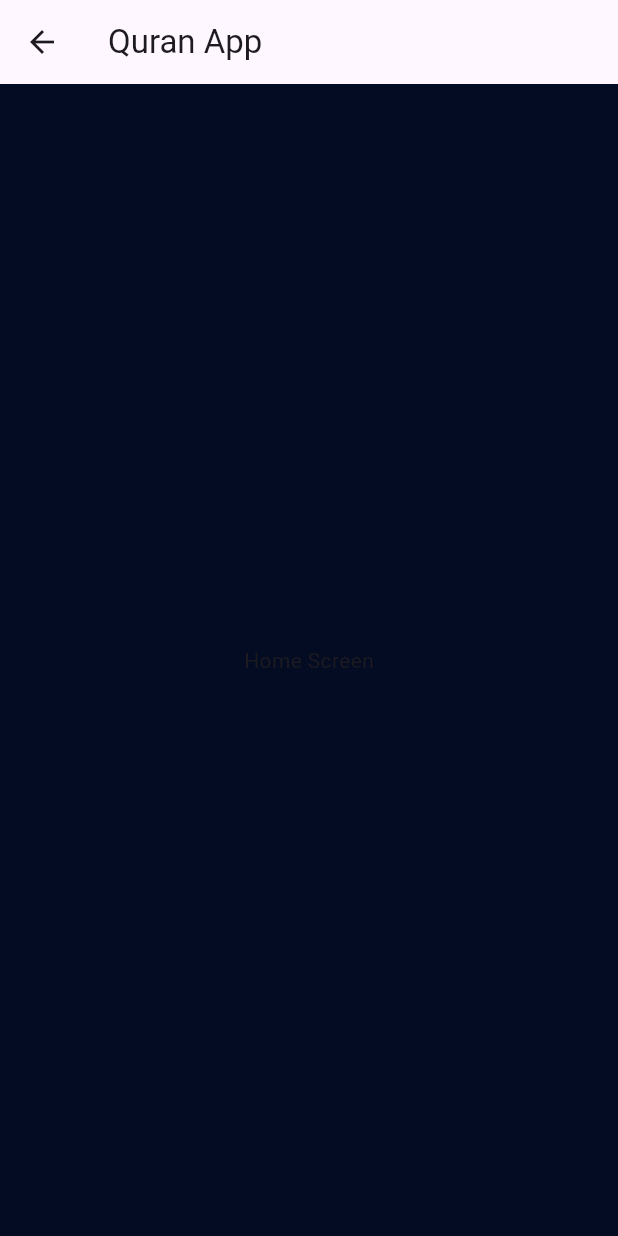
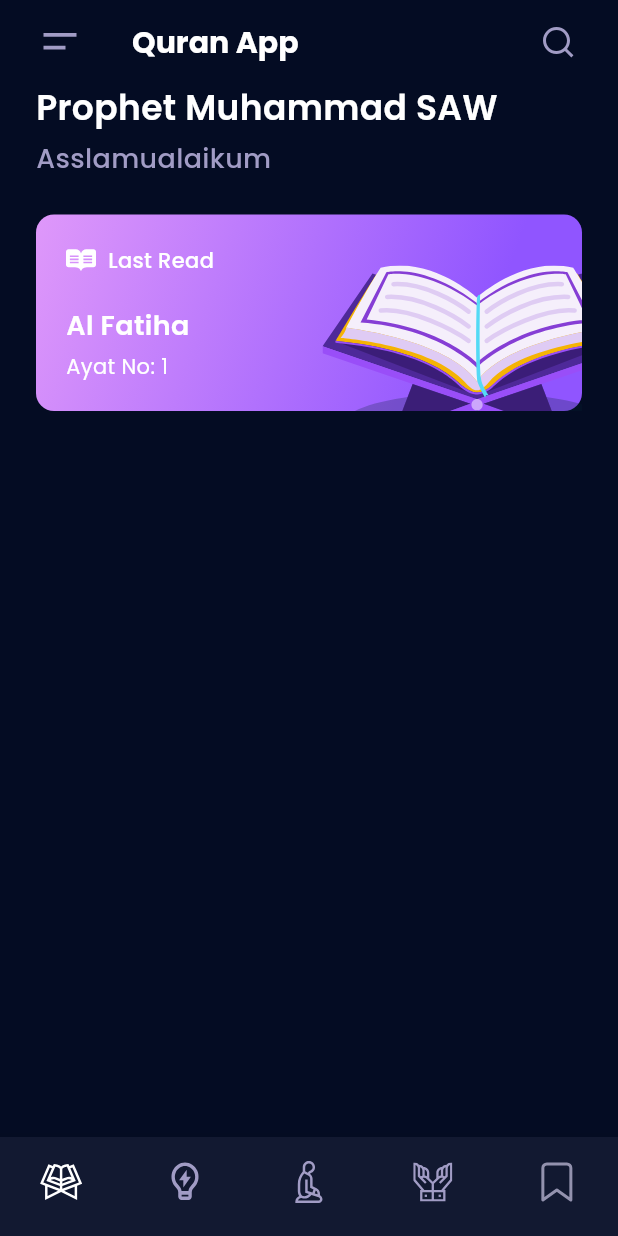
Before and after one commit to MrKrab28/Quran-app-flutter, a Flutter app: the HomeScreen screen opened directly, on a phone screen of 412 x 824 dp. Run offline on Flutter 3.47's test engine with Material 3 defaults, Android fonts, the phone set to English and light mode, and no system bars; our stand-ins replace flutter_svg, google_fonts.

Commit message:
add Hero HomeScreen

```diff
--- a/lib/global.dart
+++ b/lib/global.dart
@@ -5,3 +5,4 @@ import 'package:flutter/material.dart';
 Color backgroundcolor = const Color(0xff040C23);
 Color text = const Color(0xffA19CC5);
 Color primary = const Color(0xffA44AFF);
+Color bottomBar = const Color(0xff121931);
--- a/lib/screens/home_screen.dart
+++ b/lib/screens/home_screen.dart
@@ -1,5 +1,8 @@
 import 'package:flutter/material.dart';
+import 'package:flutter_svg/svg.dart';
+import 'package:google_fonts/google_fonts.dart';
 import 'package:quran_app/global.dart';
+
 class HomeScreen extends StatelessWidget {
   const HomeScreen({super.key});
 
@@ -8,14 +11,149 @@ class HomeScreen extends StatelessWidget {
     return Scaffold(
       backgroundColor: backgroundcolor,
       appBar: _appBar(),
-      body: SafeArea(child: Center(child: Text('Home Screen'))),
+      bottomNavigationBar: _bottomNavigationBar(),
+      body: Padding(
+        padding: const EdgeInsets.symmetric(horizontal: 24),
+        child: Column(
+          crossAxisAlignment: CrossAxisAlignment.start,
+          children: [
+            Text(
+              'Prophet Muhammad SAW',
+              style: GoogleFonts.poppins(
+                color: Colors.white,
+                fontSize: 23,
+                fontWeight: FontWeight.w600,
+              ),
+            ),
+            const SizedBox(height: 4),
+            Text(
+              'Asslamualaikum',
+              style: GoogleFonts.poppins(
+                color: text,
+                fontSize: 18,
+                fontWeight: FontWeight.w500,
+              ),
+            ),
+            const SizedBox(height: 24),
+            _lastRead(),
+          ],
+        ),
+      ),
     );
   }
 
+  Stack _lastRead() {
+    return Stack(
+            children: [
+              Container(
+                height: 131,
+                decoration: BoxDecoration(
+                  borderRadius: BorderRadius.circular(12),
+                  gradient: const LinearGradient(
+                    begin: Alignment.topLeft,
+                    end: Alignment.bottomRight,
+                    colors: [Color(0xffDF98FA), Color(0xff9055FF)],
+                    stops: [0.0, 0.8],
+                  ),
+                ),
+              ),
+              Positioned(
+                bottom: 0,
+                right: 0,
+                child: SvgPicture.asset('assets/svgs/quran.svg'),
+              ),
+              Padding(
+                padding: const EdgeInsets.all(20),
+                child: Column(
+                  crossAxisAlignment: CrossAxisAlignment.start,
+                  children: [
+                    Row(
+                      children: [
+                        SvgPicture.asset('assets/svgs/book-icon.svg'),
+                        const SizedBox(width: 8),
+                        Text(
+                          'Last Read',
+                          style: GoogleFonts.poppins(
+                            color: Colors.white,
+                            fontSize: 14,
+                            fontWeight: FontWeight.w500,
+                          ),
+                        ),
+                      ],
+                    ),
+                    const SizedBox(height: 20),
+                    Text(
+                      'Al Fatiha',
+                      style: GoogleFonts.poppins(
+                        color: Colors.white,
+                        fontSize: 18,
+                        fontWeight: FontWeight.w600,
+                      ),
+                    ),
+                    const SizedBox(height: 4),
+                    Text(
+                      'Ayat No: 1',
+                      style: GoogleFonts.poppins(color: Colors.white),
+                    ),
+                  ],
+                ),
+              ),
+            ],
+          );
+  }
+
   AppBar _appBar() => AppBar(
+    backgroundColor: backgroundcolor,
+    automaticallyImplyLeading: false,
     title: Row(
       children: [
-      Text('Quran App')
-    ]),
+        IconButton(
+          onPressed: () {},
+          icon: SvgPicture.asset('assets/svgs/menu-icon.svg'),
+        ),
+        const SizedBox(width: 24),
+        Text(
+          'Quran App',
+          style: GoogleFonts.poppins(
+            color: Colors.white,
+            fontWeight: FontWeight.bold,
+            fontSize: 20,
+          ),
+        ),
+        const Spacer(),
+        IconButton(
+          onPressed: () {},
+          icon: SvgPicture.asset('assets/svgs/search-icon.svg'),
+        ),
+      ],
+    ),
+  );
+  BottomNavigationBar _bottomNavigationBar() => BottomNavigationBar(
+    type: BottomNavigationBarType.fixed,
+    showSelectedLabels: false,
+    showUnselectedLabels: false,
+    backgroundColor: bottomBar,
+    items: [
+      _bottomBarItem(icon: 'assets/svgs/quran-icon.svg', label: 'Quran'),
+      _bottomBarItem(icon: 'assets/svgs/lampu-icon.svg', label: 'Tips'),
+      _bottomBarItem(
+        icon: 'assets/svgs/orang-shalat-icon.svg',
+        label: 'Orang-shalat',
+      ),
+      _bottomBarItem(icon: 'assets/svgs/tangan-icon.svg', label: 'tangan'),
+      _bottomBarItem(icon: 'assets/svgs/bookmark-icon.svg', label: 'bookmark'),
+    ],
+  );
+
+  BottomNavigationBarItem _bottomBarItem({
+    required String icon,
+    required String label,
+  }) => BottomNavigationBarItem(
+    icon: SvgPicture.asset(icon),
+    activeIcon: SvgPicture.asset(
+      icon,
+      colorFilter: ColorFilter.mode(Colors.white, BlendMode.srcIn),
+    ),
+    label: label,
   );
 }
```
Also changed, not shown: assets/svgs/book-icon.svg (added), assets/svgs/bookmark-icon.svg (added), assets/svgs/lampu-icon.svg (added), assets/svgs/menu-icon.svg (added), assets/svgs/orang-shalat-icon.svg (added), assets/svgs/quran-icon.svg (added), assets/svgs/quran.svg (added), assets/svgs/search-icon.svg (added), assets/svgs/tangan-icon.svg (added).
